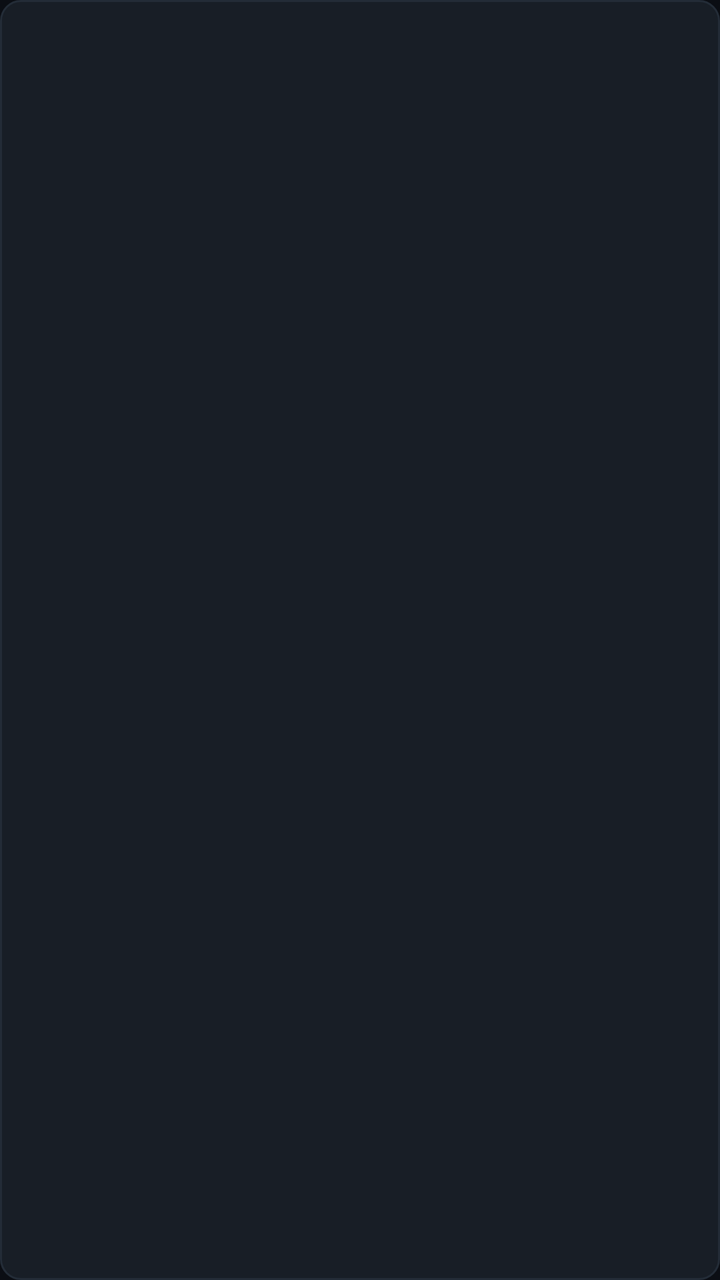
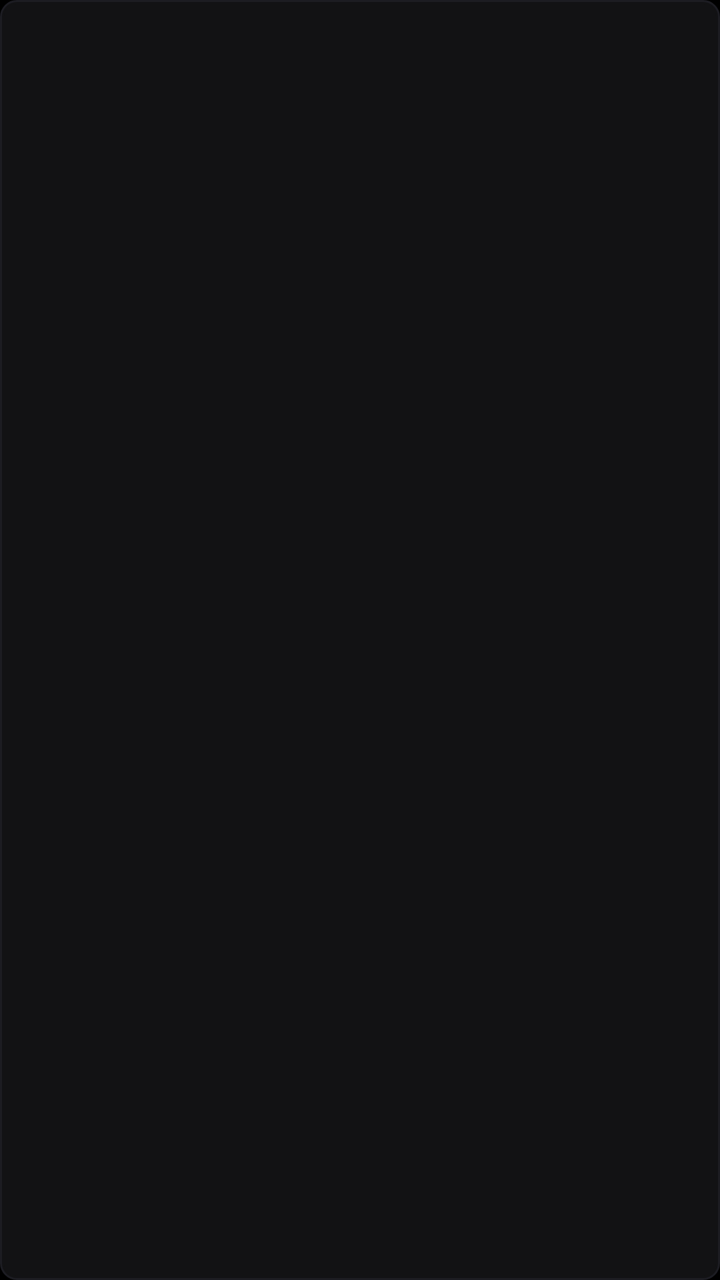

Before-and-after screenshots of an Android layout around one commit, followed by the original layout XML and the change that was made.
<!-- AndroidManifest.xml: application theme Theme.MinimalTV -->
<!-- res/layout/card_app_item.xml -->
<?xml version="1.0" encoding="utf-8"?>
<FrameLayout xmlns:android="http://schemas.android.com/apk/res/android"
    android:id="@+id/app_card_root"
    android:layout_width="@dimen/app_card_width"
    android:layout_height="@dimen/app_card_height"
    android:layout_margin="8dp"
    android:background="@drawable/bg_card_selector"
    android:clickable="true"
    android:focusable="true"
    android:padding="6dp">

    <LinearLayout
        android:layout_width="match_parent"
        android:layout_height="match_parent"
        android:orientation="vertical"
        android:gravity="center"
        android:padding="4dp">

        <ImageView
            android:id="@+id/iv_app_icon"
            android:layout_width="54dp"
            android:layout_height="54dp"
            android:scaleType="fitCenter"
            android:contentDescription="@null" />

        <TextView
            android:id="@+id/tv_app_label"
            android:layout_width="match_parent"
            android:layout_height="wrap_content"
            android:layout_marginTop="6dp"
            android:gravity="center"
            android:maxLines="1"
            android:ellipsize="end"
            android:textColor="@color/text_primary"
            android:textSize="13sp" />
    </LinearLayout>

    <ImageView
        android:id="@+id/iv_favorite_badge"
        android:layout_width="18dp"
        android:layout_height="18dp"
        android:layout_gravity="top|end"
        android:layout_margin="4dp"
        android:src="@drawable/ic_favorite"
        android:visibility="gone"
        android:contentDescription="@null" />

</FrameLayout>
<!-- resources referenced by this layout -->
<resources>
  <dimen name="app_card_height">104dp</dimen>
  <dimen name="app_card_width">176dp</dimen>
  <!-- drawable bg_card_selector (drawable) -->
  <?xml version="1.0" encoding="utf-8"?>
  <selector xmlns:android="http://schemas.android.com/apk/res/android">
      <item android:state_focused="true">
          <shape android:shape="rectangle">
              <corners android:radius="@dimen/app_card_corner_radius" />
              <solid android:color="@color/card_bg_focused" />
              <stroke android:width="2.5dp" android:color="@color/card_border_focused" />
          </shape>
      </item>
      <item>
          <shape android:shape="rectangle">
              <corners android:radius="@dimen/app_card_corner_radius" />
              <solid android:color="@color/card_bg" />
              <stroke android:width="1dp" android:color="#232C37" />
          </shape>
      </item>
  </selector>
  <!-- drawable ic_favorite (drawable) -->
  <vector xmlns:android="http://schemas.android.com/apk/res/android"
      android:width="24dp"
      android:height="24dp"
      android:viewportWidth="24"
      android:viewportHeight="24">
    <path
        android:fillColor="#F59E0B"
        android:pathData="M12,17.27L18.18,21l-1.64,-7.03L22,9.24l-7.19,-0.61L12,2 9.19,8.63 2,9.24l5.46,4.73L5.82,21z"/>
  </vector>
  <style name="Theme.MinimalTV" parent="Theme.AppCompat.NoActionBar">
          <item name="android:windowBackground">@color/background_dark</item>
          <item name="android:colorBackground">@color/background_dark</item>
          <item name="android:textColorPrimary">@color/text_primary</item>
          <item name="android:windowNoTitle">true</item>
          <item name="android:windowFullscreen">true</item>
          <item name="android:windowOverscan">true</item>
      </style>
  <dimen name="app_card_corner_radius">10dp</dimen>
  <color name="card_bg_focused">#2A3442</color>
  <color name="card_border_focused">#60A5FA</color>
  <color name="card_bg">#181E26</color>
  <color name="background_dark">#0B0E14</color>
  <!-- unchanged entries left out for length: 1 -->
</resources>

<!-- the commit's change to res/layout/card_app_item.xml (unified diff, before → after) -->
@@ -1,48 +1,115 @@
 <?xml version="1.0" encoding="utf-8"?>
 <FrameLayout xmlns:android="http://schemas.android.com/apk/res/android"
+    xmlns:app="http://schemas.android.com/apk/res-auto"
     android:id="@+id/app_card_root"
     android:layout_width="@dimen/app_card_width"
     android:layout_height="@dimen/app_card_height"
-    android:layout_margin="8dp"
+    android:layout_margin="5dp"
     android:background="@drawable/bg_card_selector"
     android:clickable="true"
     android:focusable="true"
-    android:padding="6dp">
+    android:padding="2dp">
 
-    <LinearLayout
+    <androidx.cardview.widget.CardView
         android:layout_width="match_parent"
         android:layout_height="match_parent"
-        android:orientation="vertical"
-        android:gravity="center"
-        android:padding="4dp">
+        app:cardCornerRadius="6dp"
+        app:cardElevation="0dp"
+        app:cardBackgroundColor="@color/card_bg"
+        app:cardPreventCornerOverlap="false">
 
         <ImageView
-            android:id="@+id/iv_app_icon"
-            android:layout_width="54dp"
-            android:layout_height="54dp"
-            android:scaleType="fitCenter"
+            android:id="@+id/iv_app_banner"
+            android:layout_width="match_parent"
+            android:layout_height="match_parent"
+            android:scaleType="centerCrop"
+            android:visibility="gone"
             android:contentDescription="@null" />
 
-        <TextView
-            android:id="@+id/tv_app_label"
+        <LinearLayout
+            android:id="@+id/layout_icon_mode"
             android:layout_width="match_parent"
-            android:layout_height="wrap_content"
-            android:layout_marginTop="6dp"
+            android:layout_height="match_parent"
+            android:orientation="vertical"
             android:gravity="center"
-            android:maxLines="1"
-            android:ellipsize="end"
-            android:textColor="@color/text_primary"
-            android:textSize="13sp" />
-    </LinearLayout>
+            android:padding="6dp">
 
-    <ImageView
-        android:id="@+id/iv_favorite_badge"
-        android:layout_width="18dp"
-        android:layout_height="18dp"
-        android:layout_gravity="top|end"
-        android:layout_margin="4dp"
-        android:src="@drawable/ic_favorite"
-        android:visibility="gone"
-        android:contentDescription="@null" />
+            <ImageView
+                android:id="@+id/iv_app_icon"
+                android:layout_width="38dp"
+                android:layout_height="38dp"
+                android:scaleType="fitCenter"
+                android:contentDescription="@null" />
+
+            <TextView
+                android:id="@+id/tv_app_label"
+                android:layout_width="match_parent"
+                android:layout_height="wrap_content"
+                android:layout_marginTop="5dp"
+                android:gravity="center"
+                android:maxLines="1"
+                android:ellipsize="end"
+                android:textColor="@color/text_primary"
+                android:fontFamily="sans-serif-medium"
+                android:textSize="11sp" />
+        </LinearLayout>
+
+        <FrameLayout
+            android:id="@+id/layout_reorder_overlay"
+            android:layout_width="match_parent"
+            android:layout_height="match_parent"
+            android:background="@drawable/bg_reorder_active"
+            android:visibility="gone">
+
+            <LinearLayout
+                android:layout_width="match_parent"
+                android:layout_height="match_parent"
+                android:orientation="vertical"
+                android:gravity="center"
+                android:padding="4dp">
+
+                <LinearLayout
+                    android:layout_width="wrap_content"
+                    android:layout_height="wrap_content"
+                    android:orientation="horizontal"
+                    android:layoutDirection="ltr"
+                    android:gravity="center">
+
+                    <ImageView
+                        android:id="@+id/iv_arrow_left"
+                        android:layout_width="18dp"
+                        android:layout_height="18dp"
+                        android:src="@drawable/ic_arrow_left"
+                        app:tint="#A5B4FC"
+                        android:contentDescription="@null" />
+
+                    <TextView
+                        android:layout_width="wrap_content"
+                        android:layout_height="wrap_content"
+                        android:layout_marginHorizontal="4dp"
+                        android:text="@string/reorder_overlay_move"
+                        android:textColor="#FFFFFF"
+                        android:textSize="11sp"
+                        android:fontFamily="sans-serif-black" />
+
+                    <ImageView
+                        android:id="@+id/iv_arrow_right"
+                        android:layout_width="18dp"
+                        android:layout_height="18dp"
+                        android:src="@drawable/ic_arrow_right"
+                        app:tint="#A5B4FC"
+                        android:contentDescription="@null" />
+                </LinearLayout>
+
+                <TextView
+                    android:layout_width="wrap_content"
+                    android:layout_height="wrap_content"
+                    android:layout_marginTop="3dp"
+                    android:text="@string/reorder_overlay_hint"
+                    android:textColor="#C7D2FE"
+                    android:textSize="9sp" />
+            </LinearLayout>
+        </FrameLayout>
+    </androidx.cardview.widget.CardView>
 
 </FrameLayout>
<!-- resource entries referenced after the edit -->
@@ -1,7 +1,7 @@
 <!-- resources referenced by this layout -->
 <resources>
-  <dimen name="app_card_height">104dp</dimen>
-  <dimen name="app_card_width">176dp</dimen>
+  <dimen name="app_card_height">84dp</dimen>
+  <dimen name="app_card_width">144dp</dimen>
   <!-- drawable bg_card_selector (drawable) -->
   <?xml version="1.0" encoding="utf-8"?>
   <selector xmlns:android="http://schemas.android.com/apk/res/android">
@@ -16,20 +16,42 @@
           <shape android:shape="rectangle">
               <corners android:radius="@dimen/app_card_corner_radius" />
               <solid android:color="@color/card_bg" />
-              <stroke android:width="1dp" android:color="#232C37" />
+              <stroke android:width="1dp" android:color="@color/card_border_unfocused" />
           </shape>
       </item>
   </selector>
-  <!-- drawable ic_favorite (drawable) -->
+  <!-- drawable bg_reorder_active (drawable) -->
+  <?xml version="1.0" encoding="utf-8"?>
+  <shape xmlns:android="http://schemas.android.com/apk/res/android"
+      android:shape="rectangle">
+      <corners android:radius="8dp" />
+      <solid android:color="#D00A0A16" />
+      <stroke
+          android:width="2.5dp"
+          android:color="#818CF8" />
+  </shape>
+  <!-- drawable ic_arrow_left (drawable) -->
   <vector xmlns:android="http://schemas.android.com/apk/res/android"
       android:width="24dp"
       android:height="24dp"
       android:viewportWidth="24"
       android:viewportHeight="24">
     <path
-        android:fillColor="#F59E0B"
-        android:pathData="M12,17.27L18.18,21l-1.64,-7.03L22,9.24l-7.19,-0.61L12,2 9.19,8.63 2,9.24l5.46,4.73L5.82,21z"/>
+        android:fillColor="#FFFFFFFF"
+        android:pathData="M15.41,7.41L14,6l-6,6 6,6 1.41,-1.41L10.83,12z"/>
   </vector>
+  <!-- drawable ic_arrow_right (drawable) -->
+  <vector xmlns:android="http://schemas.android.com/apk/res/android"
+      android:width="24dp"
+      android:height="24dp"
+      android:viewportWidth="24"
+      android:viewportHeight="24">
+    <path
+        android:fillColor="#FFFFFFFF"
+        android:pathData="M10,6L8.59,7.41 13.17,12l-4.58,4.59L10,18l6,-6z"/>
+  </vector>
+  <string name="reorder_overlay_hint">OK to finish</string>
+  <string name="reorder_overlay_move">Move</string>
   <style name="Theme.MinimalTV" parent="Theme.AppCompat.NoActionBar">
           <item name="android:windowBackground">@color/background_dark</item>
           <item name="android:colorBackground">@color/background_dark</item>
@@ -37,12 +59,50 @@
           <item name="android:windowNoTitle">true</item>
           <item name="android:windowFullscreen">true</item>
           <item name="android:windowOverscan">true</item>
+          
+          <item name="preferenceTheme">@style/CustomPreferenceThemeOverlay</item>
+          <item name="defaultBrandColor">@color/settings_title_bg</item>
+          <item name="defaultBrandColorDark">@color/settings_title_bg</item>
+          <item name="android:colorAccent">@color/accent_main_light</item>
+          <item name="android:listPreferredItemHeight">64dp</item>
+          <item name="android:selectableItemBackground">@drawable/bg_settings_item_selector</item>
       </style>
-  <dimen name="app_card_corner_radius">10dp</dimen>
-  <color name="card_bg_focused">#2A3442</color>
-  <color name="card_border_focused">#60A5FA</color>
-  <color name="card_bg">#181E26</color>
-  <color name="background_dark">#0B0E14</color>
+  <dimen name="app_card_corner_radius">8dp</dimen>
+  <color name="card_bg_focused">#1C1C24</color>
+  <color name="card_border_focused">#6366F1</color>
+  <color name="card_border_unfocused">#1C1C22</color>
+  <color name="card_bg">#121214</color>
+  <color name="background_dark">#000000</color>
+  <style name="CustomPreferenceThemeOverlay" parent="PreferenceThemeOverlay.v14.Leanback">
+          <item name="android:windowBackground">@color/settings_panel_bg</item>
+          <item name="android:colorPrimary">@color/settings_title_bg</item>
+          <item name="defaultBrandColor">@color/settings_title_bg</item>
+          <item name="defaultBrandColorDark">@color/settings_title_bg</item>
+      </style>
+  <color name="settings_title_bg">#1B1C1E</color>
+  <color name="accent_main_light">#818CF8</color>
+  <!-- drawable bg_settings_item_selector (drawable) -->
+  <?xml version="1.0" encoding="utf-8"?>
+  <selector xmlns:android="http://schemas.android.com/apk/res/android">
+      <item android:state_pressed="true">
+          <shape android:shape="rectangle">
+              <solid android:color="#40FFFFFF" />
+              <corners android:radius="4dp" />
+          </shape>
+      </item>
+      <item android:state_focused="true">
+          <shape android:shape="rectangle">
+              <solid android:color="#29FFFFFF" />
+              <corners android:radius="4dp" />
+          </shape>
+      </item>
+      <item>
+          <shape android:shape="rectangle">
+              <solid android:color="@android:color/transparent" />
+          </shape>
+      </item>
+  </selector>
+  <color name="settings_panel_bg">#151618</color>
   <!-- unchanged entries left out for length: 1 -->
 </resources>
 
